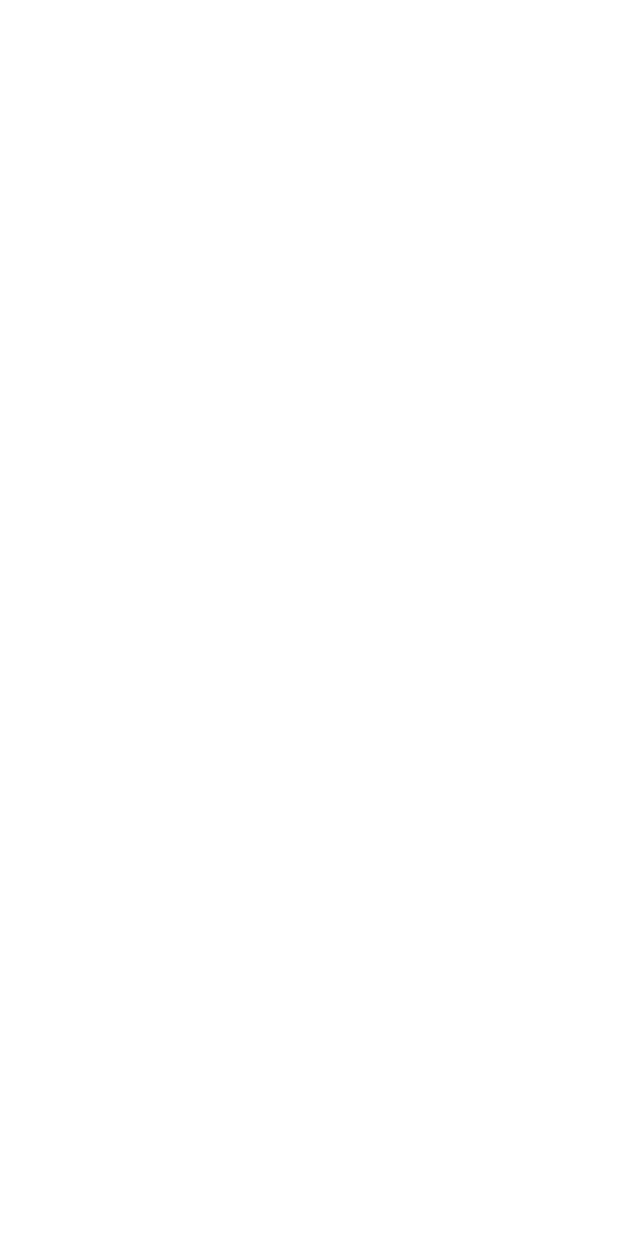
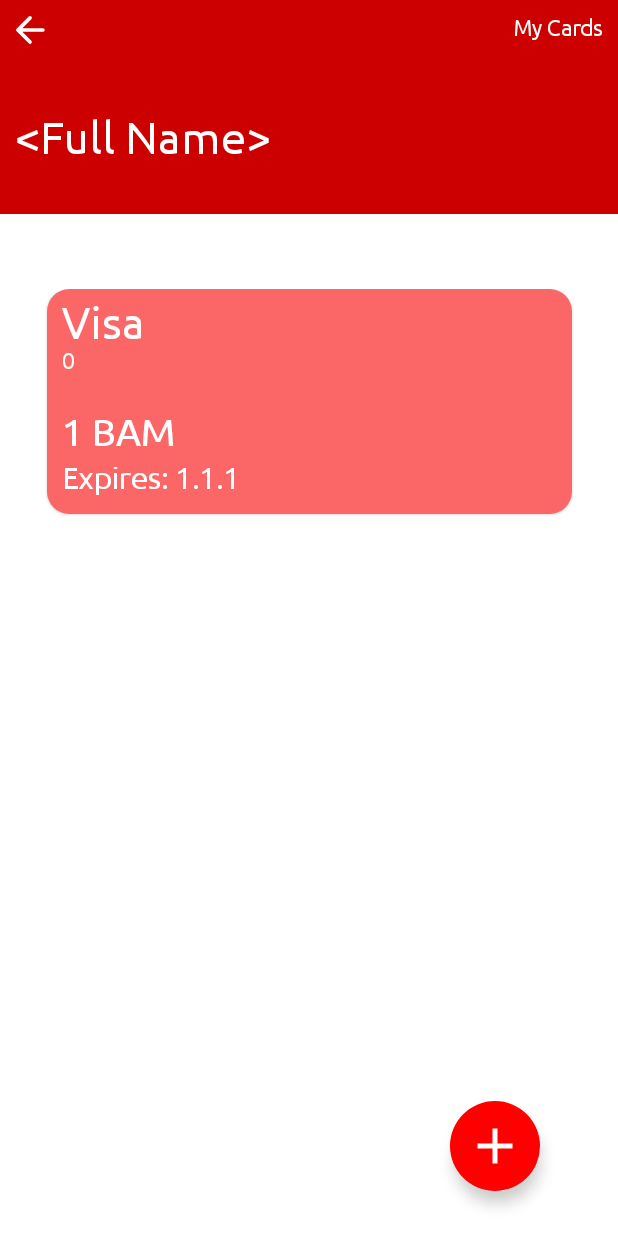
Before and after one commit to tarikmaljanovic/eWallet, an Android app built with Jetpack Compose: the MyCardsScreen screen opened through its navigation route, on a phone screen of 412 x 824 dp. Before the commit the screen is empty. Run offline under Robolectric (Android 15) with nearby library versions, the phone set to English and light mode, and no system bars; our stand-ins replace Room's generated code.

Commit message:
New features: Card View, Edit Card, Scrollable

```diff
--- a/app/build.gradle
+++ b/app/build.gradle
@@ -77,4 +77,6 @@ dependencies {
 
 
 
+
+
 }
--- a/app/src/main/java/com/example/ewallet/Login.kt
+++ b/app/src/main/java/com/example/ewallet/Login.kt
@@ -5,9 +5,7 @@ import android.os.Bundle
 import android.view.WindowInsetsAnimation
 import androidx.activity.ComponentActivity
 import androidx.activity.compose.setContent
-import androidx.compose.foundation.BorderStroke
-import androidx.compose.foundation.background
-import androidx.compose.foundation.border
+import androidx.compose.foundation.*
 import androidx.compose.foundation.layout.*
 import androidx.compose.foundation.shape.CutCornerShape
 import androidx.compose.foundation.shape.RoundedCornerShape
@@ -68,6 +66,7 @@ fun LoginScreen(
     Column(
         modifier
             .fillMaxSize()
+            .background(Color.White)
     ) {
         Column (
             modifier
@@ -84,7 +83,8 @@ fun LoginScreen(
             modifier
                 .fillMaxWidth()
                 .weight(2f)
-                .background(Color.White),
+                .background(Color.White)
+                .verticalScroll(rememberScrollState()),
             horizontalAlignment = Alignment.CenterHorizontally,
             verticalArrangement = Arrangement.Top
         ) {
@@ -93,7 +93,8 @@ fun LoginScreen(
             }
             Spacer(modifier = modifier.height(35.dp))
             Column (
-                horizontalAlignment = Alignment.Start
+                horizontalAlignment = Alignment.Start,
+                modifier = modifier.background(Color.White)
             ) {
                 Text(
                     text = "Email:",
@@ -114,20 +115,22 @@ fun LoginScreen(
                     onValueChange = {email = it},
                     modifier = modifier
                         .clip(RoundedCornerShape(20.dp))
-                        .height(50.dp)
+                        .height(55.dp)
                         .width(300.dp),
                     colors = TextFieldDefaults.textFieldColors(
                         textColor = Color.Black,
                         placeholderColor = Color.Gray,
                         focusedIndicatorColor = Color.Transparent, // removes underline when focused
                         unfocusedIndicatorColor = Color.Transparent, // removes underline when unfocused
-                        disabledIndicatorColor = Color.Transparent // removes underline when disabled
+                        disabledIndicatorColor = Color.Transparent, // removes underline when disabled
+                        backgroundColor = Color(0xFFD9D9D9)
                     )
                 )
             }
             Spacer(modifier = Modifier.height(16.dp))
             Column (
-                horizontalAlignment = Alignment.Start
+                horizontalAlignment = Alignment.Start,
+                modifier = modifier.background(Color.White)
             ) {
                 Text(
                     text = "Password:",
@@ -149,19 +152,22 @@ fun LoginScreen(
                     visualTransformation = PasswordVisualTransformation(),
                     modifier = modifier
                         .clip(RoundedCornerShape(20.dp))
-                        .height(50.dp)
+                        .height(55.dp)
                         .width(300.dp),
                     colors = TextFieldDefaults.textFieldColors(
                         textColor = Color.Black,
                         placeholderColor = Color.Gray,
                         focusedIndicatorColor = Color.Transparent, // removes underline when focused
                         unfocusedIndicatorColor = Color.Transparent, // removes underline when unfocused
-                        disabledIndicatorColor = Color.Transparent // removes underline when disabled
+                        disabledIndicatorColor = Color.Transparent, // removes underline when disabled
+                        backgroundColor = Color(0xFFD9D9D9)
                     )
                 )
             }
             Spacer(modifier = Modifier.height(16.dp))
-            Row {
+            Row(
+                modifier = modifier.background(Color.White)
+            ) {
                 Button(
                     onClick = {
                           myScope.launch {
@@ -174,7 +180,7 @@ fun LoginScreen(
                             navController.navigate("MainMenu")
                         }
                     },
-                    shape = CutCornerShape(10),
+                    shape = RoundedCornerShape(50),
                     colors = ButtonDefaults.buttonColors(backgroundColor = Color(0xFFCD0000))
                 ) {
                     Text("Log in", fontSize = 20.sp, fontFamily = ubuntuFont, color = Color.White)
@@ -184,9 +190,10 @@ fun LoginScreen(
                     onClick = {
                         navController.navigate("Register")
                     },
-                    shape = CutCornerShape(10),
+                    shape = RoundedCornerShape(50),
                     border = BorderStroke(1.dp, Color.Red),
-                    colors = ButtonDefaults.outlinedButtonColors(contentColor = Color(0xFFCD0000))
+                    colors = ButtonDefaults.outlinedButtonColors(contentColor = Color(0xFFCD0000), backgroundColor = Color.White),
+
                 ) {
                     Text("Register", fontSize = 20.sp, fontFamily = ubuntuFont, color = Color(0xFFCD0000))
                 }
--- a/app/src/main/java/com/example/ewallet/MainActivity.kt
+++ b/app/src/main/java/com/example/ewallet/MainActivity.kt
@@ -49,6 +49,7 @@ fun MainScreen(modifier: Modifier = Modifier) {
     NavHost(navController = navController, startDestination = "Login") {
         composable("MainMenu") { MainMenuScreen(navController = navController) }
         composable("Login") { LoginScreen(navController = navController) }
+        composable("TransactionHistory") { TransactionHistoryScreen(navController = navController)}
         composable("Register") { RegisterScreen(navController = navController) }
         composable("BalanceSheet") { BalanceSheetScreen(navController = navController) }
         composable("MyCards") { MyCardsScreen(navController = navController) }
--- a/app/src/main/java/com/example/ewallet/MyCards.kt
+++ b/app/src/main/java/com/example/ewallet/MyCards.kt
@@ -1,22 +1,329 @@
 package com.example.ewallet
 
-import androidx.compose.runtime.Composable
+import android.app.Dialog
+import androidx.compose.foundation.background
+import androidx.compose.foundation.clickable
+import androidx.compose.foundation.layout.*
+import androidx.compose.foundation.lazy.LazyColumn
+import androidx.compose.foundation.lazy.items
+import androidx.compose.foundation.rememberScrollState
+import androidx.compose.foundation.shape.RoundedCornerShape
+import androidx.compose.foundation.text.KeyboardActions
+import androidx.compose.foundation.text.KeyboardOptions
+import androidx.compose.foundation.verticalScroll
+import androidx.compose.material.*
+import androidx.compose.material.icons.Icons
+import androidx.compose.material.icons.filled.Add
+import androidx.compose.material.icons.filled.ArrowBack
+import androidx.compose.material.icons.rounded.ArrowBack
+import androidx.compose.runtime.*
+import androidx.compose.ui.Alignment
 import androidx.compose.ui.Modifier
+import androidx.compose.ui.draw.clip
+import androidx.compose.ui.focus.FocusDirection
+import androidx.compose.ui.graphics.Color
 import androidx.compose.ui.platform.LocalContext
+import androidx.compose.ui.platform.LocalFocusManager
+import androidx.compose.ui.res.painterResource
+import androidx.compose.ui.res.stringResource
+import androidx.compose.ui.text.font.Font
+import androidx.compose.ui.text.font.FontFamily
+import androidx.compose.ui.text.input.ImeAction
+import androidx.compose.ui.text.input.KeyboardType
+import androidx.compose.ui.text.style.TextAlign
+import androidx.compose.ui.unit.dp
+import androidx.compose.ui.unit.sp
+import androidx.compose.ui.window.Dialog
 import androidx.navigation.NavHostController
+import com.example.ewallet.data.Card
+import com.example.ewallet.data.CardDao
 import com.example.ewallet.data.MyDatabase
+import kotlinx.coroutines.CoroutineScope
+import kotlinx.coroutines.Dispatchers
+import kotlinx.coroutines.launch
+
+
+@Composable
+fun TitleBanner(modifier: Modifier = Modifier, sectionId: Int, navController: NavHostController) {
+    Row(
+        modifier.fillMaxWidth(),
+        horizontalArrangement = Arrangement.SpaceBetween
+    ) {
+        Icon(imageVector = Icons.Rounded.ArrowBack,
+            contentDescription = null,
+            modifier
+                .height(40.dp)
+                .width(40.dp)
+                .padding(5.dp)
+                .clickable(onClick = { navController.navigate("MainMenu") }),
+            tint = Color(0xFFFFFFFF),
+
+
+        )
+        Text(
+            text = stringResource(id = sectionId),
+            fontFamily = ubuntuFont,
+            fontSize = 15.sp,
+            color = Color.White,
+            modifier = modifier.padding(10.dp)
+        )
+    }
+    Column(
+        modifier
+            .fillMaxWidth()
+            .fillMaxHeight(),
+        verticalArrangement = Arrangement.Center,
+        horizontalAlignment = Alignment.Start
+    ) {
+        Text(
+            text = CurrentUser.instance?.fullName ?: "<Full Name>",
+            fontSize = 30.sp,
+            fontFamily = ubuntuFont,
+            color = Color.White,
+            modifier = modifier.padding(10.dp)
+        )
+    }
+}
+
 
 @Composable
 fun MyCardsScreen(
     navController: NavHostController,
     modifier: Modifier = Modifier
 ) {
+    val ubuntuFont = FontFamily(
+        Font(R.font.ubuntu_font)
+    )
+
     val context = LocalContext.current
     val db = MyDatabase.getInstance(context)
-    val userDao = db.cardDao()
+    val cardDao = db.cardDao()
+
+    val myScope = CoroutineScope(Dispatchers.IO)
+    var userCards = listOf(Card(cardId = 1, cardNumber = "0", cardName = "Visa", expDate = 1, expMonth = 1, expYear = 1, userId = 1, res = 1))
+
+//    fun getCards() {
+//        if(CurrentUser.instance != null) {
+//            myScope.launch {
+//                userCards = cardDao.getCardsForUser(CurrentUser.instance!!.userId)
+//            }
+//        }
+//    }
+
+//    getCards()
+
+    Column(
+        modifier
+            .fillMaxSize()
+            .background(Color.White)
+    ) {
+        Column(
+            modifier
+                .fillMaxWidth()
+                .weight(0.5f)
+                .background(color = Color(0xFFCD0000)),
+            horizontalAlignment = Alignment.CenterHorizontally
+        ) {
+            TitleBanner(sectionId = R.string.myCards, navController = navController)
+        }
+        Spacer(modifier = Modifier.height(50.dp))
+        Column(
+            modifier
+                .fillMaxWidth()
+                .weight(2f)
+                .background(Color.White),
+            horizontalAlignment = Alignment.CenterHorizontally,
+            verticalArrangement = Arrangement.Top
+        ) {
+            LazyColumn {
+                items(userCards) { item ->
+                    CardTemplate(card = item, cardDao = cardDao)
+                }
+            }
+        }
+        FloatingActionButton(
+            onClick = { /* Handle button click */ },
+            backgroundColor = Color.Red,
+            modifier = Modifier
+                .offset(x = 300.dp, y = -30.dp)
+        ) {
+            IconButton(
+                onClick = {
+                    navController.navigate("NewCard")
+                },
+                modifier = Modifier
+                    .width(60.dp)
+                    .height(60.dp)
+            ) {
+                Icon(
+                    imageVector = Icons.Filled.Add,
+                    contentDescription = "Add",
+                    tint = Color.White,
+                    modifier = Modifier
+                        .width(40.dp)
+                        .height(40.dp)
+                )
+            }
+        }
+    }
 }
 
+
 @Composable
-fun CardTemplate() {
+fun CardTemplate(modifier: Modifier = Modifier, card: Card, cardDao: CardDao) {
+    var openDialog by remember { mutableStateOf(false) }
+    var cardNumber by remember { mutableStateOf("") }
+    var cardName by remember { mutableStateOf("") }
+    val myScope = CoroutineScope(Dispatchers.IO)
 
+    val focusManager = LocalFocusManager.current
+
+
+    fun onDismiss() {openDialog = true}
+
+    if (openDialog) {
+       Dialog(onDismissRequest = { onDismiss() }) {
+           Column(
+               horizontalAlignment = Alignment.CenterHorizontally,
+               verticalArrangement = Arrangement.Center,
+               modifier = modifier.clip(RoundedCornerShape(10.dp)).background(Color.White).verticalScroll(rememberScrollState())
+               ) {
+               Column (
+                   horizontalAlignment = Alignment.Start,
+                   modifier = modifier.background(Color.White).padding(10.dp)
+               ) {
+                   Text(
+                       text = "Card Number:",
+                       fontSize = 15.sp,
+                       fontFamily = ubuntuFont,
+                       textAlign = TextAlign.Center,
+                       modifier = modifier.padding(5.dp),
+                   )
+                   TextField(
+                       value = cardNumber,
+                       placeholder = { Text("000000000000") },
+                       keyboardOptions = KeyboardOptions.Default.copy(
+                           keyboardType = KeyboardType.Email,
+                           imeAction = ImeAction.Next
+                       ),
+                       keyboardActions = KeyboardActions(onNext = { focusManager.moveFocus(
+                           FocusDirection.Down)}),
+                       singleLine = true,
+                       onValueChange = {cardNumber = it},
+                       modifier = modifier
+                           .clip(RoundedCornerShape(20.dp))
+                           .height(55.dp)
+                           .width(300.dp),
+                       colors = TextFieldDefaults.textFieldColors(
+                           textColor = Color.Black,
+                           placeholderColor = Color.Gray,
+                           focusedIndicatorColor = Color.Transparent, // removes underline when focused
+                           unfocusedIndicatorColor = Color.Transparent, // removes underline when unfocused
+                           disabledIndicatorColor = Color.Transparent, // removes underline when disabled
+                           backgroundColor = Color(0xFFD9D9D9)
+                       )
+                   )
+                   Spacer(modifier = modifier.height(5.dp).background(Color.White))
+               }
+               Column (
+                   horizontalAlignment = Alignment.Start,
+                   modifier = modifier.background(Color.White).padding(10.dp)
+               ) {
+                   Text(
+                       text = "Card Name:",
+                       fontSize = 15.sp,
+                       fontFamily = ubuntuFont,
+                       textAlign = TextAlign.Center,
+                       modifier = modifier.padding(5.dp),
+                   )
+                   TextField(
+                       value = cardName,
+                       placeholder = { Text("Name") },
+                       keyboardOptions = KeyboardOptions.Default.copy(
+                           keyboardType = KeyboardType.Email,
+                           imeAction = ImeAction.Next
+                       ),
+                       keyboardActions = KeyboardActions(onNext = { focusManager.moveFocus(
+                           FocusDirection.Down)}),
+                       singleLine = true,
+                       onValueChange = {cardName = it},
+                       modifier = modifier
+                           .clip(RoundedCornerShape(20.dp))
+                           .height(55.dp)
+                           .width(300.dp),
+                       colors = TextFieldDefaults.textFieldColors(
+                           textColor = Color.Black,
+                           placeholderColor = Color.Gray,
+                           focusedIndicatorColor = Color.Transparent, // removes underline when focused
+                           unfocusedIndicatorColor = Color.Transparent, // removes underline when unfocused
+                           disabledIndicatorColor = Color.Transparent, // removes underline when disabled
+                           backgroundColor = Color(0xFFD9D9D9)
+                       )
+                   )
+                   Spacer(modifier = modifier.height(5.dp).background(Color.White))
+               }
+               Button(
+                   onClick = {
+                     myScope.launch {
+                         card.cardName = cardName
+                         card.cardNumber = cardNumber
+                         cardDao.update(card)
+                         openDialog = false
+
+                     }
+                   },
+                   shape = RoundedCornerShape(50),
+                   colors = ButtonDefaults.buttonColors(backgroundColor = Color(0xFFCD0000)),
+                   modifier = modifier
+                       .width(300.dp)
+               ) {
+                   Text("Save Chaneges", fontSize = 20.sp, fontFamily = ubuntuFont, color = Color.White)
+               }
+               Spacer(modifier = modifier.height(5.dp).background(Color.White))
+               Button(
+                   onClick = {
+                       cardDao.delete(card)
+                   },
+                   shape = RoundedCornerShape(50),
+                   colors = ButtonDefaults.buttonColors(backgroundColor = Color(0xFFCD0000)),
+                   modifier = modifier
+                       .width(300.dp)
+               ) {
+                   Text("Delete Card", fontSize = 20.sp, fontFamily = ubuntuFont, color = Color.White)
+               }
+               Spacer(modifier = modifier.height(5.dp).background(Color.White))
+               Button(
+                   onClick = {
+                       openDialog = false
+                  },
+                   shape = RoundedCornerShape(50),
+                   colors = ButtonDefaults.buttonColors(backgroundColor = Color(0xFFCD0000)),
+                   modifier = modifier
+                       .width(300.dp)
+               ) {
+                   Text("Dismiss", fontSize = 20.sp, fontFamily = ubuntuFont, color = Color.White)
+               }
+           }
+       }
+    }
+
+    Card(
+        modifier
+            .width(350.dp)
+            .height(150.dp)
+            .clickable {
+                openDialog = true
+            },
+        shape = RoundedCornerShape(10),
+        backgroundColor = Color(0xFFFB6767)
+        ) {
+        Column() {
+            Text(text = card.cardName, fontSize = 30.sp, fontFamily = ubuntuFont, color = Color.White, modifier = modifier.padding(start = 10.dp, top = 5.dp))
+            Text(text = card.cardNumber, fontSize = 15.sp, fontFamily = ubuntuFont, color = Color.White, modifier = modifier.padding(start = 10.dp, bottom = 5.dp))
+            Spacer(modifier = modifier.height(20.dp))
+            Text(text = "${card.res} BAM", fontSize = 25.sp, fontFamily = ubuntuFont, color = Color.White, modifier = modifier.padding(start = 10.dp, bottom = 5.dp))
+            Text(text = "Expires: ${card.expDate}.${card.expMonth}.${card.expYear}", fontSize = 20.sp, fontFamily = ubuntuFont, color = Color.White, modifier = modifier.padding(start = 10.dp, bottom = 5.dp))
+        }
+    }
+    Spacer(modifier = Modifier.height(30.dp))
 }
--- a/app/src/main/java/com/example/ewallet/data/Card.kt
+++ b/app/src/main/java/com/example/ewallet/data/Card.kt
@@ -9,8 +9,10 @@ import androidx.room.Relation
 data class Card(
     @PrimaryKey val cardId: Int,
     var cardName: String,
-    var cardNumber: Int,
+    var cardNumber: String,
     var expDate: Int,
+    var expMonth: Int,
+    var expYear: Int,
     var res: Int,
     val userId: Int
 )
```
Also changed, not shown: app/src/main/java/com/example/ewallet/MainMenu.kt (+6 -6 lines), app/src/main/java/com/example/ewallet/Register.kt (+21 -12 lines), app/src/main/res/drawable-nodpi/back_arrow.png (added).
